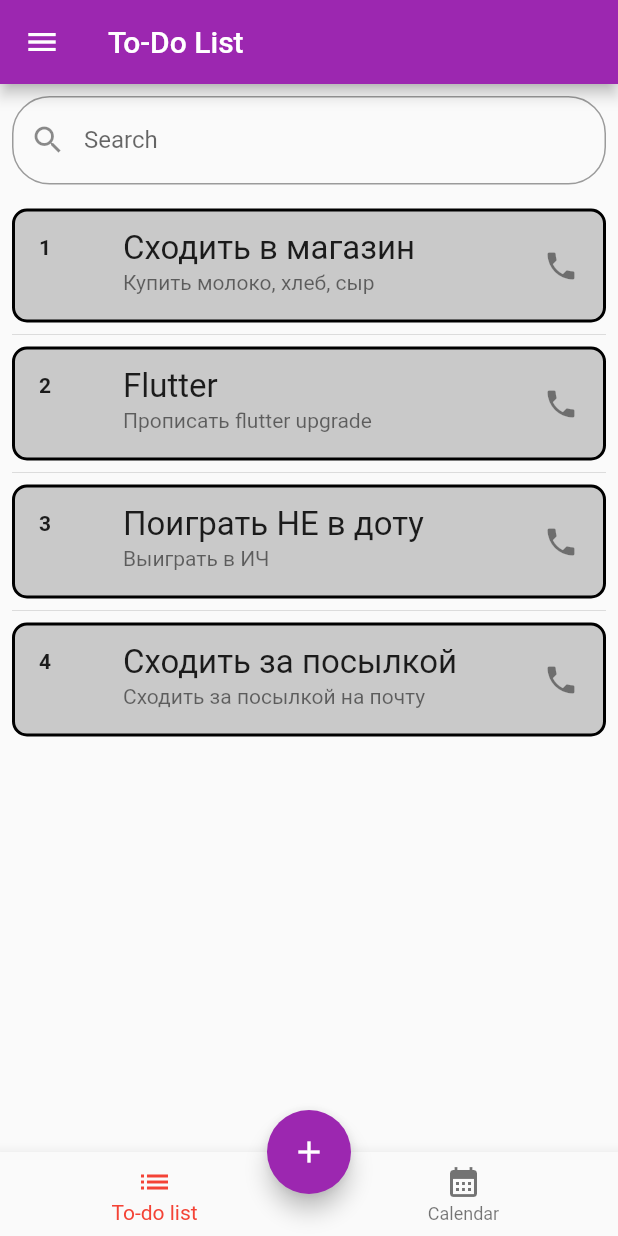
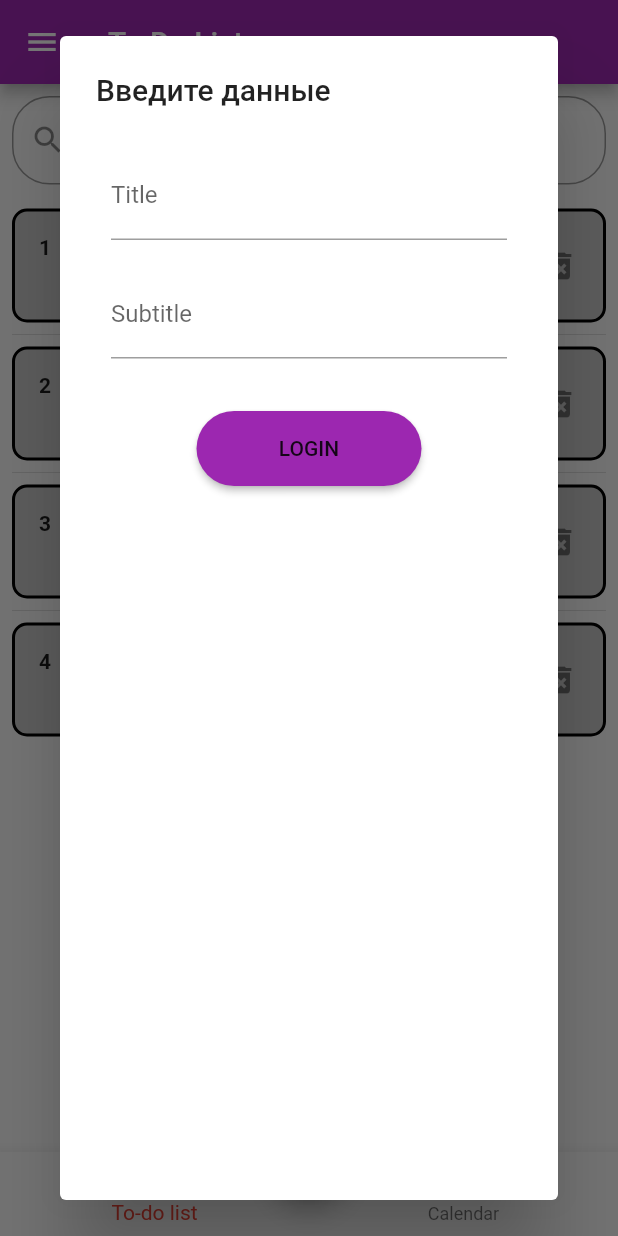
Before and after one commit to AntonPrNone/NoClownApp, a Flutter app: the SecondScreen screen opened by its route, after a tap on the "add" icon, on a phone screen of 412 x 824 dp. Run offline on Flutter 3.47's test engine with Material 2 defaults, Android fonts, the phone set to English and light mode, and no system bars.

```diff
--- a/flutter_application_1/lib/secondScreen.dart
+++ b/flutter_application_1/lib/secondScreen.dart
@@ -25,6 +25,8 @@ class SecondScreen extends StatefulWidget {
 class _SecondScreenState extends State<SecondScreen> {
   int index = 0;
   TextEditingController editingController = TextEditingController();
+  String? DialogTitle;
+  String? DialogSubtitle;
 
   @override
   Widget build(BuildContext context) {
@@ -53,7 +55,7 @@ class _SecondScreenState extends State<SecondScreen> {
                     (index + 1).toString(),
                     style: TextStyle(fontWeight: FontWeight.bold),
                   ),
-                  trailing: Icon(Icons.phone),
+                  trailing: Icon(Icons.delete_forever),
                   subtitle: Text(
                     companies[index],
                   )),
@@ -92,8 +94,54 @@ class _SecondScreenState extends State<SecondScreen> {
         "To-Do List",
       )),
       floatingActionButton: FloatingActionButton(
+        onPressed: () {
+          showDialog(
+            context: context,
+            builder: (_) => AlertDialog(
+              title: Text("Введите данные"),
+              content: Container(
+                  child: Column(
+                children: [
+                  Container(
+                    padding: EdgeInsets.all(10),
+                    width: 325.0,
+                    child: TextFormField(
+                      onSaved: (value) => DialogTitle = value,
+                      decoration: InputDecoration(labelText: "Title"),
+                      keyboardType: TextInputType.emailAddress,
+                    ),
+                  ),
+                  Container(
+                    padding: EdgeInsets.all(10),
+                    width: 325.0,
+                    child: TextFormField(
+                      onSaved: (value) => DialogSubtitle = value,
+                      decoration: InputDecoration(labelText: "Subtitle"),
+                      keyboardType: TextInputType.emailAddress,
+                    ),
+                  ),
+                  Padding(
+                    padding: EdgeInsets.only(top: 25.0),
+                    child: MaterialButton(
+                      shape: RoundedRectangleBorder(
+                          borderRadius: BorderRadius.circular(25.0)),
+                      color: Theme.of(context).colorScheme.secondary,
+                      height: 50.0,
+                      minWidth: 150.0,
+                      onPressed: () {
+                        AddItem(DialogTitle, DialogSubtitle);
+                      },
+                      child: Text(
+                        "LOGIN",
+                      ),
+                    ),
+                  )
+                ],
+              )),
+            ),
+          );
+        },
         child: Icon(Icons.add),
-        onPressed: () {},
       ),
       floatingActionButtonLocation: FloatingActionButtonLocation.centerDocked,
       drawer: Drawer(),
@@ -138,3 +186,17 @@ void filterSearchResults(String query) {
     items.addAll(users);
   }
 }
+
+void AddItem(String? T, String? ST) {
+  if (T == null) {
+    users.add(" ");
+  } else {
+    users.add(T);
+  }
+
+  if (ST == null) {
+    companies.add(" ");
+  } else {
+    companies.add(ST);
+  }
+}
```
